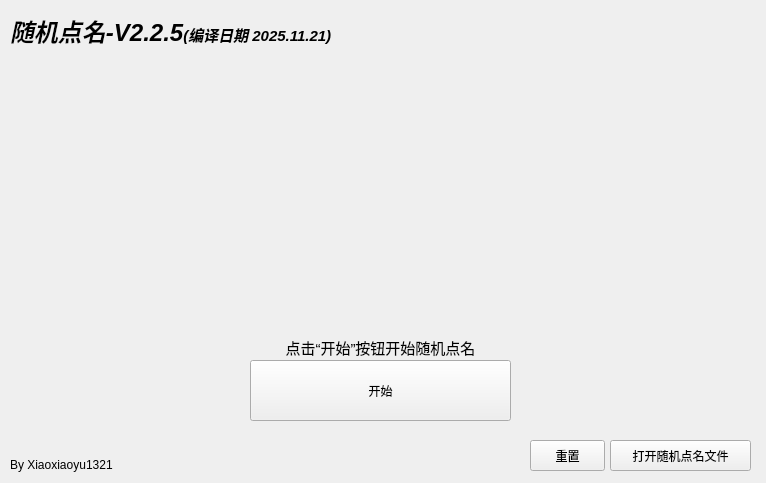
Qt form bin/main.ui (Xiaoxiaoyu1321/Random-roll-call) before a commit.
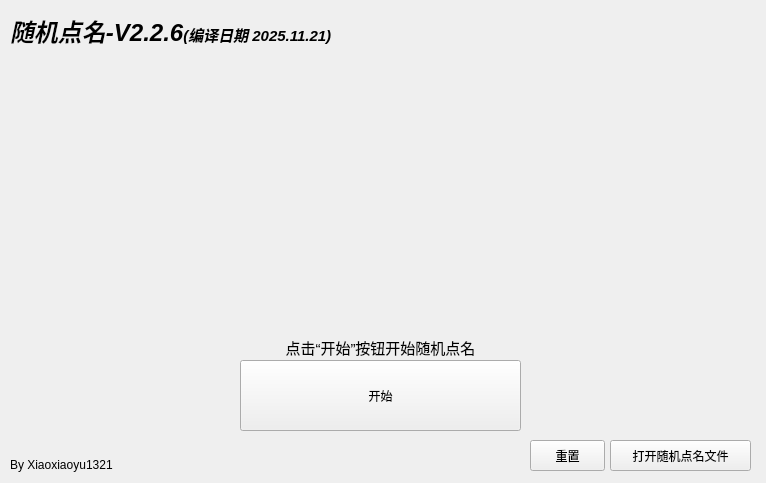
The same form after that commit. Custom widgets are drawn as their Qt base class.

Diff of the .ui file:
```diff
--- a/bin/main.ui
+++ b/bin/main.ui
@@ -24,7 +24,7 @@
      </rect>
     </property>
     <property name="text">
-     <string>&lt;html&gt;&lt;head/&gt;&lt;body&gt;&lt;p&gt;&lt;span style=&quot; font-size:18pt; font-weight:600; font-style:italic;&quot;&gt;随机点名-V2.2.5&lt;/span&gt;&lt;span style=&quot; font-size:11pt; font-weight:600; font-style:italic;&quot;&gt;(编译日期 2025.11.21)&lt;/span&gt;&lt;/p&gt;&lt;/body&gt;&lt;/html&gt;</string>
+     <string>&lt;html&gt;&lt;head/&gt;&lt;body&gt;&lt;p&gt;&lt;span style=&quot; font-size:18pt; font-weight:600; font-style:italic;&quot;&gt;随机点名-V2.2.6&lt;/span&gt;&lt;span style=&quot; font-size:11pt; font-weight:600; font-style:italic;&quot;&gt;(编译日期 2025.11.21)&lt;/span&gt;&lt;/p&gt;&lt;/body&gt;&lt;/html&gt;</string>
     </property>
    </widget>
    <widget class="QLabel" name="label_2">
@@ -49,10 +49,10 @@
    <widget class="PushButton" name="Start_button">
     <property name="geometry">
      <rect>
-      <x>250</x>
+      <x>240</x>
       <y>360</y>
-      <width>261</width>
-      <height>61</height>
+      <width>281</width>
+      <height>71</height>
      </rect>
     </property>
     <property name="text">
```
